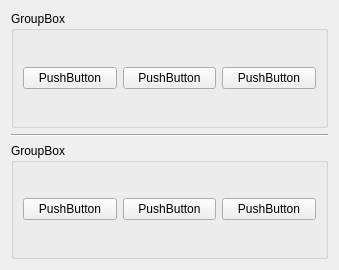
This is gui/toolbox.ui in warc3l/Owlies as Qt 5 draws it before an edit. The edited form follows.
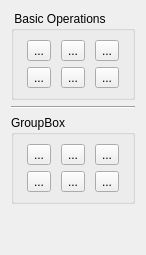
This is the edited form.

```diff
--- a/gui/toolbox.ui
+++ b/gui/toolbox.ui
@@ -6,38 +6,86 @@
    <rect>
     <x>0</x>
     <y>0</y>
-    <width>339</width>
-    <height>270</height>
+    <width>159</width>
+    <height>445</height>
    </rect>
   </property>
+  <property name="sizePolicy">
+   <sizepolicy hsizetype="Preferred" vsizetype="Preferred">
+    <horstretch>0</horstretch>
+    <verstretch>0</verstretch>
+   </sizepolicy>
+  </property>
   <property name="windowTitle">
    <string>Form</string>
   </property>
   <layout class="QVBoxLayout" name="verticalLayout">
+   <property name="sizeConstraint">
+    <enum>QLayout::SetFixedSize</enum>
+   </property>
    <item>
     <widget class="QGroupBox" name="groupBox">
      <property name="title">
-      <string>GroupBox</string>
+      <string> Basic Operations</string>
      </property>
      <layout class="QGridLayout" name="gridLayout">
       <item row="0" column="0">
-       <widget class="QPushButton" name="pushButton">
+       <widget class="QToolButton" name="toolButton">
+        <property name="focusPolicy">
+         <enum>Qt::NoFocus</enum>
+        </property>
         <property name="text">
-         <string>PushButton</string>
+         <string>...</string>
         </property>
        </widget>
       </item>
       <item row="0" column="1">
-       <widget class="QPushButton" name="pushButton_2">
+       <widget class="QToolButton" name="toolButton_2">
+        <property name="focusPolicy">
+         <enum>Qt::NoFocus</enum>
+        </property>
         <property name="text">
-         <string>PushButton</string>
+         <string>...</string>
         </property>
        </widget>
       </item>
       <item row="0" column="2">
-       <widget class="QPushButton" name="pushButton_3">
+       <widget class="QToolButton" name="toolButton_3">
+        <property name="focusPolicy">
+         <enum>Qt::NoFocus</enum>
+        </property>
         <property name="text">
-         <string>PushButton</string>
+         <string>...</string>
+        </property>
+       </widget>
+      </item>
+      <item row="1" column="0">
+       <widget class="QToolButton" name="toolButton_4">
+        <property name="focusPolicy">
+         <enum>Qt::NoFocus</enum>
+        </property>
+        <property name="text">
+         <string>...</string>
+        </property>
+       </widget>
+      </item>
+      <item row="1" column="1">
+       <widget class="QToolButton" name="toolButton_5">
+        <property name="focusPolicy">
+         <enum>Qt::NoFocus</enum>
+        </property>
+        <property name="text">
+         <string>...</string>
+        </property>
+       </widget>
+      </item>
+      <item row="1" column="2">
+       <widget class="QToolButton" name="toolButton_6">
+        <property name="focusPolicy">
+         <enum>Qt::NoFocus</enum>
+        </property>
+        <property name="text">
+         <string>...</string>
         </property>
        </widget>
       </item>
@@ -57,30 +105,82 @@
       <string>GroupBox</string>
      </property>
      <layout class="QGridLayout" name="gridLayout_2">
+      <item row="0" column="2">
+       <widget class="QToolButton" name="toolButton_9">
+        <property name="focusPolicy">
+         <enum>Qt::NoFocus</enum>
+        </property>
+        <property name="text">
+         <string>...</string>
+        </property>
+       </widget>
+      </item>
       <item row="0" column="0">
-       <widget class="QPushButton" name="pushButton_4">
+       <widget class="QToolButton" name="toolButton_7">
+        <property name="focusPolicy">
+         <enum>Qt::NoFocus</enum>
+        </property>
         <property name="text">
-         <string>PushButton</string>
+         <string>...</string>
         </property>
        </widget>
       </item>
       <item row="0" column="1">
-       <widget class="QPushButton" name="pushButton_5">
+       <widget class="QToolButton" name="toolButton_8">
+        <property name="focusPolicy">
+         <enum>Qt::NoFocus</enum>
+        </property>
         <property name="text">
-         <string>PushButton</string>
+         <string>...</string>
         </property>
        </widget>
       </item>
-      <item row="0" column="2">
-       <widget class="QPushButton" name="pushButton_6">
+      <item row="1" column="0">
+       <widget class="QToolButton" name="toolButton_10">
+        <property name="focusPolicy">
+         <enum>Qt::NoFocus</enum>
+        </property>
         <property name="text">
-         <string>PushButton</string>
+         <string>...</string>
+        </property>
+       </widget>
+      </item>
+      <item row="1" column="1">
+       <widget class="QToolButton" name="toolButton_11">
+        <property name="focusPolicy">
+         <enum>Qt::NoFocus</enum>
+        </property>
+        <property name="text">
+         <string>...</string>
+        </property>
+       </widget>
+      </item>
+      <item row="1" column="2">
+       <widget class="QToolButton" name="toolButton_12">
+        <property name="focusPolicy">
+         <enum>Qt::NoFocus</enum>
+        </property>
+        <property name="text">
+         <string>...</string>
         </property>
        </widget>
       </item>
      </layout>
     </widget>
    </item>
+   <item>
+    <spacer name="verticalSpacer">
+     <property name="orientation">
+      <enum>Qt::Vertical</enum>
+     </property>
+     <property name="sizeHint" stdset="0">
+      <size>
+       <width>20</width>
+       <height>40</height>
+      </size>
+     </property>
+    </spacer>
+   </item>
   </layout>
  </widget>
  <resources/>
```
Left out of the diff: 3 changed lines with no effect on the pictures.
